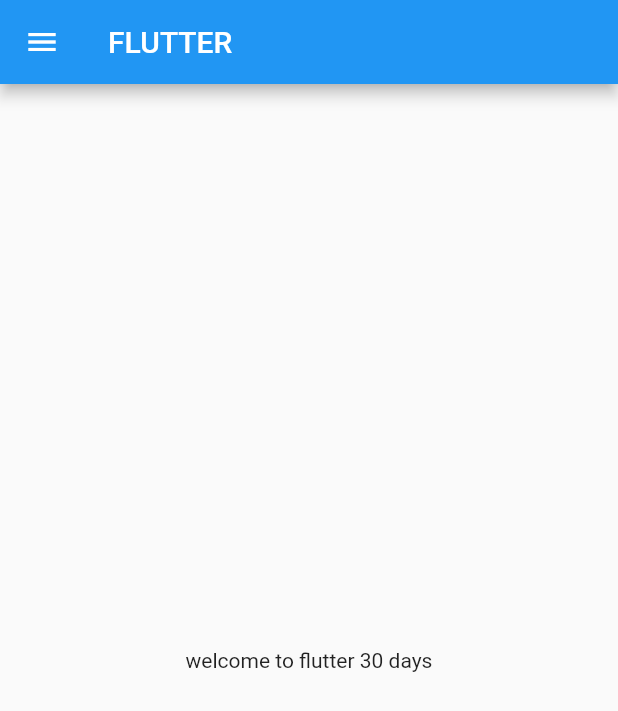
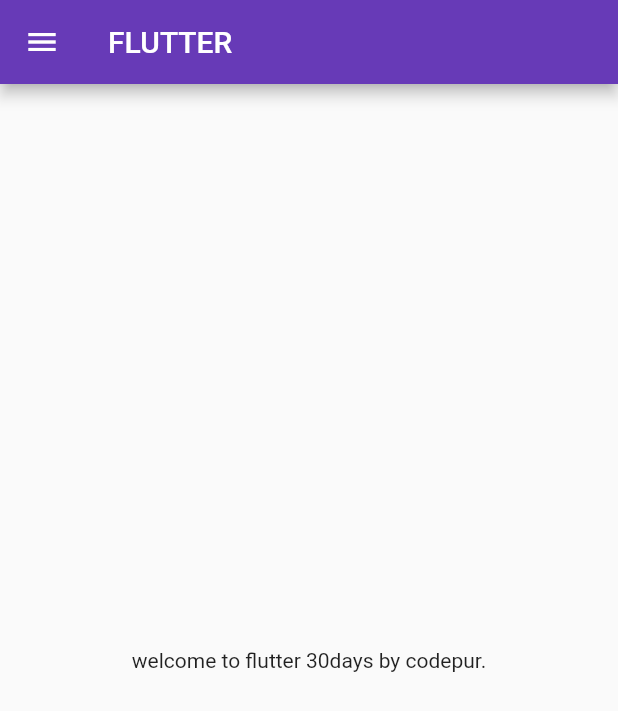
Before and after one commit to nithintinjar/30daysfutterlearn, a Flutter app: the HomePage screen opened directly, on a phone screen of 412 x 824 dp. Shown: the top 711 px of the screen. Run offline on Flutter 3.47's test engine with Material 2 defaults, Android fonts, the phone set to English and light mode, and no system bars.

Commit message:
third commit

```diff
--- a/lib/home_page.dart
+++ b/lib/pages/home_page.dart
@@ -1,7 +1,8 @@
 import 'package:flutter/material.dart';
 
 class HomePage extends StatelessWidget {
-
+ final int days = 30;
+ final String course ="codepur";
   @override
   Widget build(BuildContext context) {
     return   Scaffold(
@@ -10,7 +11,7 @@ class HomePage extends StatelessWidget {
       ),
         body: Center(
           child: Container(
-            child: Text("welcome to flutter 30 days"),
+            child: Text("welcome to flutter ${days}days by $course."),
           ),
         ),
         drawer: Drawer(),
```
Also changed, not shown: lib/main.dart (+10 -2 lines), lib/pages/login_page.dart (added, +20 -0 lines).
